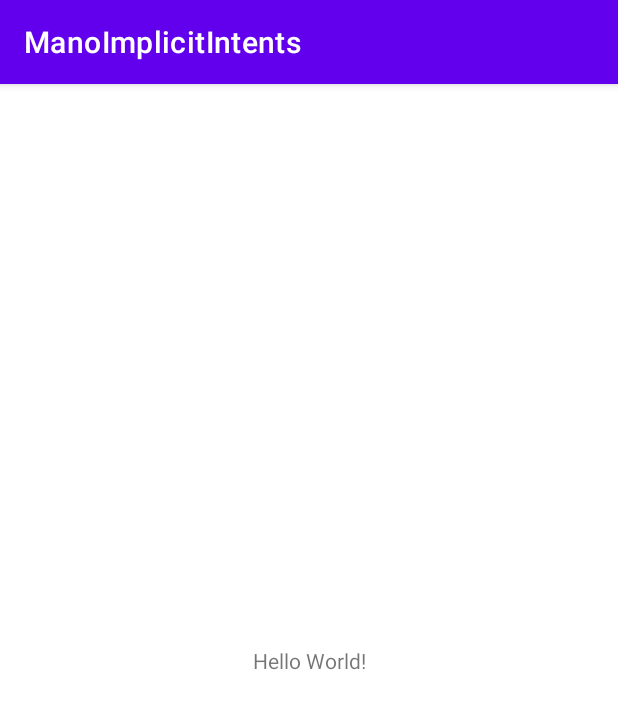
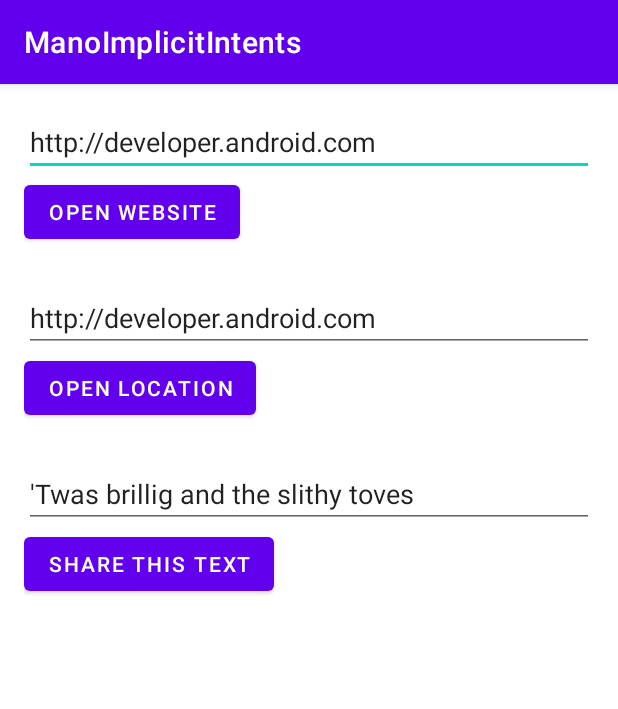
Before and after one commit to mbharti321/androidProjects, an Android app: the screen it shows after launch (MainActivity), on a phone screen of 412 x 824 dp. Shown: the top 709 px of the screen. Run offline under Robolectric (Android 15) with nearby library versions, the phone set to English and light mode, and no system bars.

Commit message:
add implicitIntent working code

```diff
--- a/ManoImplicitIntents/app/src/main/java/com/example/manoimplicitintents/MainActivity.java
+++ b/ManoImplicitIntents/app/src/main/java/com/example/manoimplicitintents/MainActivity.java
@@ -1,14 +1,92 @@
 package com.example.manoimplicitintents;
 
 import androidx.appcompat.app.AppCompatActivity;
+import androidx.core.app.ShareCompat;
 
+import android.annotation.SuppressLint;
+import android.content.Intent;
+import android.net.Uri;
 import android.os.Bundle;
+import android.util.Log;
+import android.view.View;
+import android.widget.Button;
+import android.widget.EditText;
+import android.widget.Toast;
+
+import com.google.android.material.textfield.TextInputEditText;
 
 public class MainActivity extends AppCompatActivity {
-
+    private EditText mwebsite_edittext, mlocation_edittext, mshare_edittext;
+    private Button mopen_website_button, mopen_location_button, mshare_text_button;
     @Override
     protected void onCreate(Bundle savedInstanceState) {
         super.onCreate(savedInstanceState);
         setContentView(R.layout.activity_main);
+
+        mwebsite_edittext = findViewById(R.id.website_edittext);
+        mlocation_edittext = findViewById(R.id.location_edittext);
+        mshare_edittext = findViewById(R.id.share_edittext);
+
+        mopen_website_button = findViewById(R.id.open_website_button);
+        mopen_location_button = findViewById(R.id.open_location_button);
+        mshare_text_button = findViewById(R.id.share_text_button);
+
+
+        mopen_website_button.setOnClickListener(new View.OnClickListener() {
+//            @SuppressLint("QueryPermissionsNeeded")
+            @Override
+            public void onClick(View v) {
+                Toast.makeText(MainActivity.this, "website button Clicked", Toast.LENGTH_SHORT).show();
+                String url = mwebsite_edittext.getText().toString();
+                Uri webpage = Uri.parse(url);
+                Intent intent = new Intent(Intent.ACTION_VIEW, webpage);
+
+                if(intent.resolveActivity(getPackageManager()) != null){
+                    startActivity(intent);
+                }else{
+                    Log.d("ImplicitIntents", "Can't handle this intent!");
+                }
+
+            }
+        });
+
+        mopen_location_button.setOnClickListener(new View.OnClickListener() {
+            @Override
+            public void onClick(View v) {
+                Toast.makeText(MainActivity.this, "location button Clicked", Toast.LENGTH_SHORT).show();
+
+                // Get the string indicating a location. Input is not validated; it is
+                // passed to the location handler intact.
+                String loc = mlocation_edittext.getText().toString();
+
+                // Parse the location and create the intent.
+                Uri addressUri = Uri.parse("geo:0,0?q=" + loc);
+                Intent intent = new Intent(Intent.ACTION_VIEW, addressUri);
+
+                // Find an activity to handle the intent, and start that activity.
+                if (intent.resolveActivity(getPackageManager()) != null) {
+                    startActivity(intent);
+                } else {
+                    Log.d("ImplicitIntents", "Can't handle this intent!");
+                }
+            }
+        });
+
+        mshare_text_button.setOnClickListener(new View.OnClickListener() {
+            @Override
+            public void onClick(View v) {
+                Toast.makeText(MainActivity.this, "share button Clicked", Toast.LENGTH_SHORT).show();
+
+                String txt = mshare_edittext.getText().toString();
+                String mimeType = "text/plain";
+                ShareCompat.IntentBuilder
+                        .from(MainActivity.this)
+                        .setType(mimeType)
+                        .setChooserTitle("Hello title")
+                        .setText(txt).startChooser();
+            }
+        });
     }
+
+
 }
--- a/ManoImplicitIntents/app/src/main/res/layout/activity_main.xml
+++ b/ManoImplicitIntents/app/src/main/res/layout/activity_main.xml
@@ -1,18 +1,50 @@
 <?xml version="1.0" encoding="utf-8"?>
-<androidx.constraintlayout.widget.ConstraintLayout xmlns:android="http://schemas.android.com/apk/res/android"
+<LinearLayout xmlns:android="http://schemas.android.com/apk/res/android"
     xmlns:app="http://schemas.android.com/apk/res-auto"
     xmlns:tools="http://schemas.android.com/tools"
     android:layout_width="match_parent"
     android:layout_height="match_parent"
-    tools:context=".MainActivity">
+    android:orientation="vertical"
+    android:padding="16dp"
+    tools:context="com.example.manoimplicitintents.MainActivity">
 
-    <TextView
+    <EditText
+        android:id="@+id/website_edittext"
+        android:layout_width="match_parent"
+        android:layout_height="wrap_content"
+        android:text="@string/edittext_uri"/>
+
+    <Button
+        android:id="@+id/open_website_button"
         android:layout_width="wrap_content"
         android:layout_height="wrap_content"
-        android:text="Hello World!"
-        app:layout_constraintBottom_toBottomOf="parent"
-        app:layout_constraintLeft_toLeftOf="parent"
-        app:layout_constraintRight_toRightOf="parent"
-        app:layout_constraintTop_toTopOf="parent" />
+        android:layout_marginBottom="24dp"
+        android:text="@string/button_uri"/>
 
-</androidx.constraintlayout.widget.ConstraintLayout>
+    <EditText
+        android:id="@+id/location_edittext"
+        android:layout_width="match_parent"
+        android:layout_height="wrap_content"
+        android:text="@string/edittext_uri"/>
+
+    <Button
+        android:id="@+id/open_location_button"
+        android:layout_width="wrap_content"
+        android:layout_height="wrap_content"
+        android:layout_marginBottom="24dp"
+        android:text="@string/button_loc"/>
+
+    <EditText
+        android:id="@+id/share_edittext"
+        android:layout_width="match_parent"
+        android:layout_height="wrap_content"
+        android:text="@string/edittext_share"/>
+
+    <Button
+        android:id="@+id/share_text_button"
+        android:layout_width="wrap_content"
+        android:layout_height="wrap_content"
+        android:layout_marginBottom="24dp"
+        android:text="@string/button_share"/>
+
+</LinearLayout>
--- a/ManoImplicitIntents/app/src/main/res/values/strings.xml
+++ b/ManoImplicitIntents/app/src/main/res/values/strings.xml
@@ -1,3 +1,11 @@
 <resources>
     <string name="app_name">ManoImplicitIntents</string>
+    <string name="edittext_uri">http://developer.android.com</string>
+    <string name="button_uri">Open Website</string>
+
+    <string name="edittext_loc">Golden Gate Bridge</string>
+    <string name="button_loc">Open Location</string>
+
+    <string name="edittext_share">\'Twas brillig and the slithy toves</string>
+    <string name="button_share">Share This Text</string>
 </resources>
```
